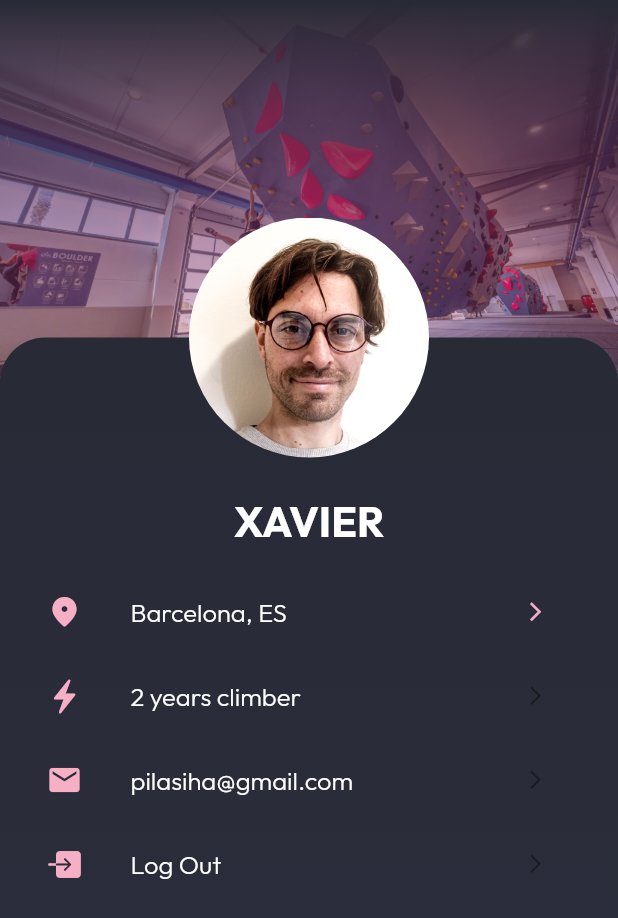
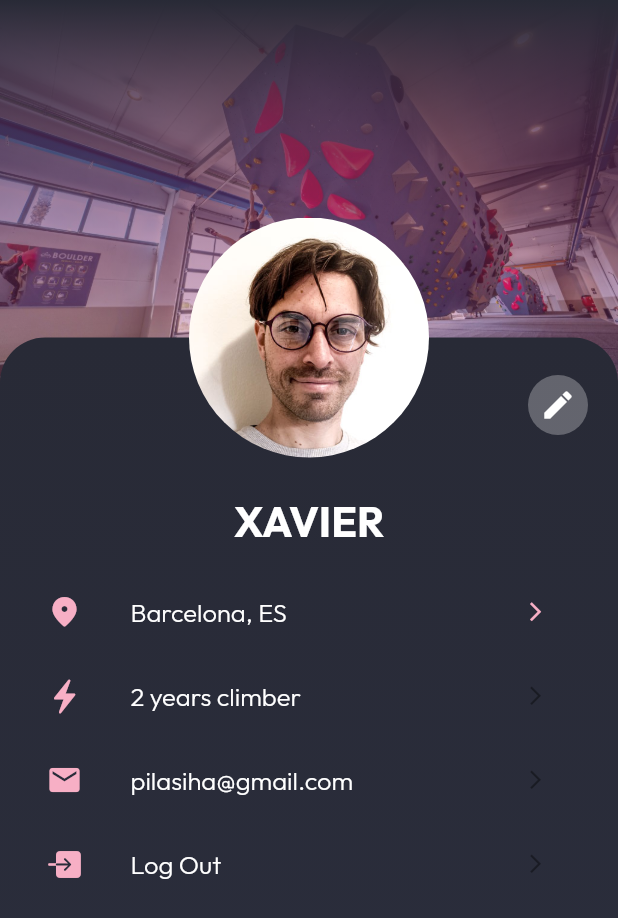
Before and after one commit to xpilasi/gorilla_grab, a Flutter app: the ProfileScreen screen opened directly, on a phone screen of 412 x 824 dp. Shown: the top 918 px of the screen. Run offline on Flutter 3.47's test engine with Material 2 defaults, Android fonts, the phone set to English and light mode, and no system bars; our stand-ins replace fl_chart, flutter_swiper_view, get, line_icons, material_design_icons_flutter.

Commit message:
edit profile button

```diff
--- a/lib/Screens/profile/profile_screen.dart
+++ b/lib/Screens/profile/profile_screen.dart
@@ -109,6 +109,19 @@ class ProfileScreen extends StatelessWidget {
                       ),
                     ),
                   ))),
+
+          //Edit button
+          Positioned(
+            top: 250,
+            right: 20,
+            child: CircleAvatar(
+              backgroundColor: tColorWhite.withAlpha(70),
+              child: IconButton(
+                icon: Icon(Icons.edit, color: tColorWhite),
+                onPressed: () => Get.to(() => EditProfileScreen()),
+              ),
+            ),
+          )
         ]),
       ),
     );
```
